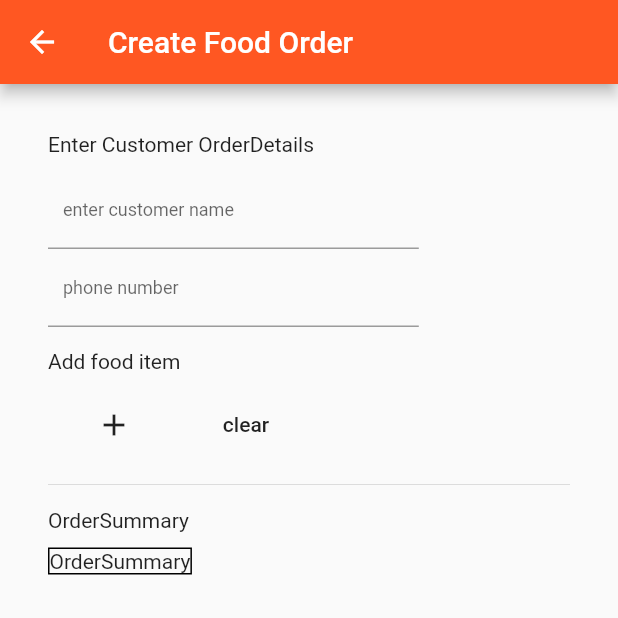
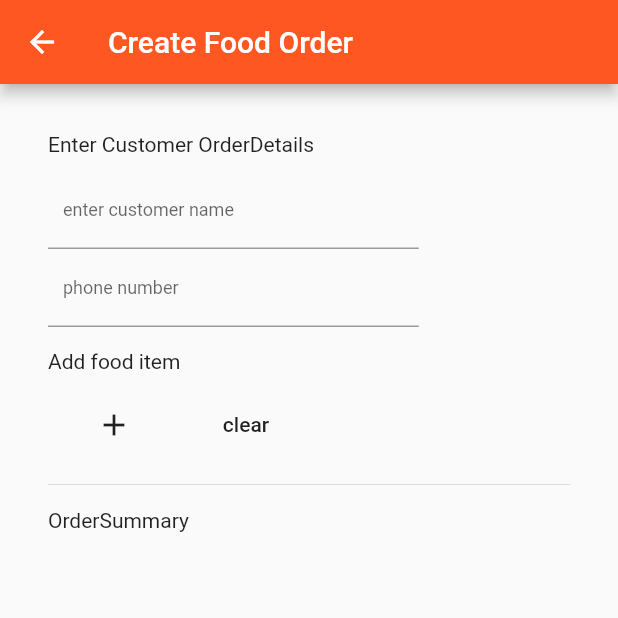
Before and after one commit to mrkayy/FoodieOrderApp, a Flutter app: the CreateOrder screen opened by its route, on a phone screen of 412 x 824 dp, the top half of it. Run offline on Flutter 3.47's test engine with Material 2 defaults, Android fonts, the phone set to English and light mode, and no system bars; our stand-ins replace sqflite; accounts and stored records are empty.

Commit message:
comment modifications

```diff
--- a/lib/screens/orderStatus/orderForm.dart
+++ b/lib/screens/orderStatus/orderForm.dart
@@ -91,16 +91,7 @@ class _CreateOrderState extends State<CreateOrder> {
               Divider(height: 32.0),
               Text("OrderSummary"),
               SizedBox(height: 10.0),
-              Container(
-                decoration: BoxDecoration(
-                  border: Border.all(),
-                ),
-                child: Column(
-                  children: <Widget>[
-                    Text("OrderSummary"),
-                  ],
-                ),
-              ),
+
             ],
           ),
         ),
```
